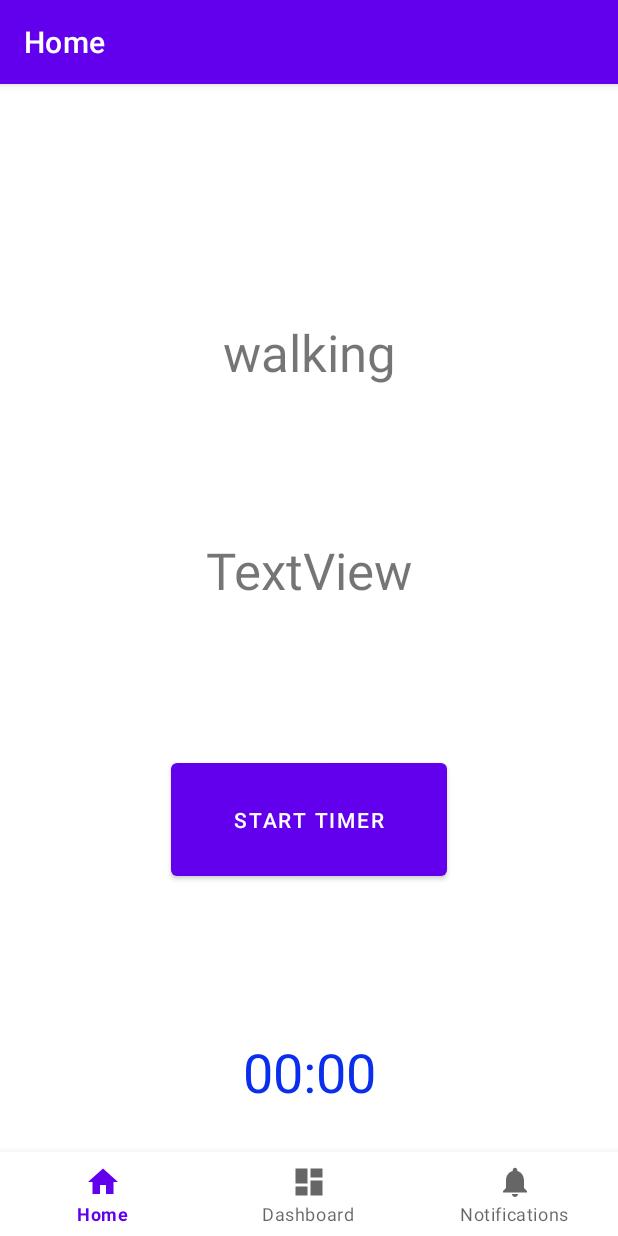
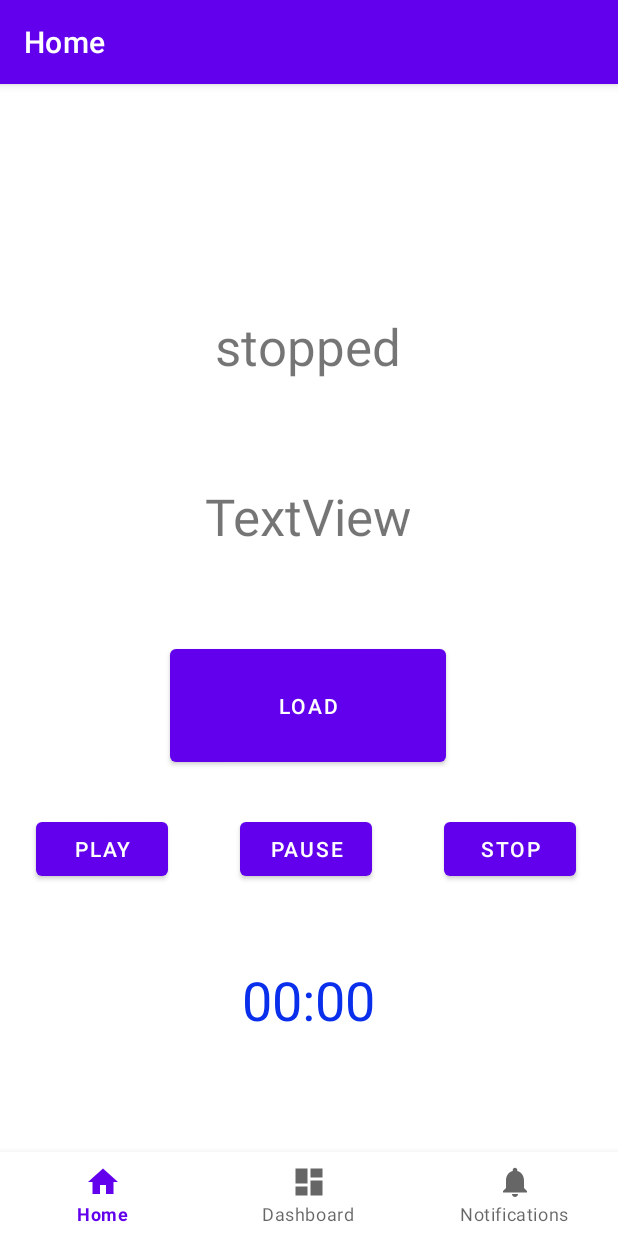
Before and after one commit to e-spinner/app, an Android app: the screen it shows after launch (MainActivity), on a phone screen of 412 x 824 dp. Run offline under Robolectric (Android 15) with nearby library versions, the phone set to English and light mode, and no system bars; our stand-ins replace navigation-ui; libraries missing offline, so code that uses them is left out: com.vmadalin.easypermissions; 1 statement that could not run was skipped.

Commit message:
state machine to control run / walk
according to the log messages all should be working, most functions remain to be implemented, but this should drive them when they are made.

```diff
--- a/app/src/main/java/com/se/app/ui/home/HomeFragment.kt
+++ b/app/src/main/java/com/se/app/ui/home/HomeFragment.kt
@@ -1,6 +1,7 @@
 package com.se.app.ui.home
 
 import android.Manifest.permission.ACCESS_FINE_LOCATION
+import android.Manifest.permission.BIND_INCALL_SERVICE
 import android.annotation.SuppressLint
 import android.os.Bundle
 import android.os.Looper
@@ -31,80 +32,159 @@ class HomeFragment : Fragment() {
 
     private var _binding: FragmentHomeBinding? = null
 
+    private lateinit var fLocationPC: FusedLocationProviderClient
+    private lateinit var cMeter: Chronometer
+
+    private lateinit var loadButton: Button
+    private lateinit var startButton: Button
+    private lateinit var pauseButton: Button
+    private lateinit var stopButton: Button
+
+    private lateinit var distanceDisplay: TextView
+    private lateinit var stateTV: TextView
+
+    private lateinit var tracker: Tracker
+    private lateinit var display: Display
     private lateinit var clock: Timer
 
-    private lateinit var fLocationPC: FusedLocationProviderClient
-    private lateinit var distanceDisplay: TextView
+    private lateinit var controller: Controller
 
-    private lateinit var runButton: Button
-    private lateinit var stateOutput: TextView
-    private lateinit var display: StateDisplay
 
     // This property is only valid between onCreateView and
     // onDestroyView.
     private val binding get() = _binding!!
 
-    override fun onCreateView(
-        inflater: LayoutInflater,
-        container: ViewGroup?,
-        savedInstanceState: Bundle?
-    ): View {
+    override fun onCreateView(inflater: LayoutInflater, container: ViewGroup?, savedInstanceState: Bundle?): View {
         val homeViewModel =
             ViewModelProvider(this)[HomeViewModel::class.java]
 
         _binding = FragmentHomeBinding.inflate(inflater, container, false)
         val root: View = binding.root
 
-        // Constructor for run / walk state display
-        stateOutput = binding.moveState
-        display = StateDisplay( stateOutput )
-        display.walk()
 
+        stateTV = binding.moveState
         distanceDisplay = binding.distanceDisplay
-        runButton = binding.runButton
-
-        // chronometer object that can act as a stopwatch or timer
-        // to switch call .setCountDown(boolean)
-        clock = Timer(binding.cMeter)
+        loadButton = binding.loadButton
+        startButton = binding.playButton
+        pauseButton = binding.pauseButton
+        stopButton = binding.stopButton
 
         // Google Play Location Service
         fLocationPC = LocationServices.getFusedLocationProviderClient(requireActivity())
         setupLocationChangeListener()
+        cMeter = binding.cMeter
 
+        // initialize custom classes
+        tracker = Tracker()
+        clock = Timer(cMeter)
+        display = Display(stateTV)
+        controller = Controller(tracker, clock, display)
 
-        // runButton onclick
-        runButton.setOnClickListener(object : View.OnClickListener {
-            var isWorking = false
-
-            override fun onClick(v: View) {
-                isWorking = if (!isWorking) {
-
-                    // set clock to countdown for 30 seconds
-                    clock.setTimer(30)
-                    // start clock
-                    clock.startTimer()
-
-                    display.run()
-                    true
-                } else {
-                    clock.stopTimer()
-
-                    display.walk()
-                    false
-                }
-
-                runButton.text = if (!isWorking) getString(R.string.start) else getString(R.string.stop)
-
-            }
-        })
-
+        loadButton.setOnClickListener { controller.load() }
+        startButton.setOnClickListener { controller.play() }
+        pauseButton.setOnClickListener { controller.pause() }
+        stopButton.setOnClickListener { controller.stop() }
 
         return root
     }
 
-    override fun onDestroyView() {
-        super.onDestroyView()
-        _binding = null
+    // ****************** //
+    // Main State Machine //
+    // ****************** //
+
+    private class Controller( var tracker: Tracker, var timer: Timer, var display: Display) {
+        var numCycles: Int = 0
+        var runTime: Long = 0
+        var walkTime: Long = 0
+        // true = run, false = walk
+        var action: Boolean = true
+        var playing: Boolean = false
+
+        init {
+            Log.d("controller", "init")
+            stop()
+
+            timer.clock.setOnChronometerTickListener {
+                val elapsedMillis = SystemClock.elapsedRealtime() - timer.clock.base
+
+                // DO NOT set to >= breaks everything
+                if (timer.baseTime + elapsedMillis > timer.baseTime) {
+                    // Timer has ended, run next action'
+                    timer.stop()
+
+                    Log.d("Controller", "timer finished")
+
+                    if (!action) {
+                        Log.d("Controller", "decrementing cycles")
+                        numCycles--
+                    }
+
+                    if (numCycles > 0) {
+                        Log.d("Controller", "starting next action")
+                        action = action.not()
+                        playing = false
+
+                        play()
+                    }
+                    else {
+                        Log.d("Controller", "Run has Finished")
+                    }
+                }
+            }
+        }
+        fun stop() {
+            Log.d("controller", "stopping")
+            timer.stop()
+            display.stop()
+            tracker.stop()
+            playing = false
+            saveData()
+        }
+        fun pause() {
+            Log.d("controller", "pausing")
+            timer.pause()
+            tracker.pause()
+            display.idle()
+        }
+        fun play() {
+            // run
+            if (action) {
+                if (!playing) {
+                    Log.d("controller", "setting timer for run")
+                    timer.setTimer(runTime)
+                    playing = true
+                }
+                Log.d("controller", "running")
+                display.run()
+                tracker.resume()
+                timer.start()
+            }
+            // walk
+            else {
+                if (!playing) {
+                    Log.d("controller", "setting timer for walk")
+                    timer.setTimer(walkTime)
+                    playing = true
+                }
+                Log.d("controller", "walking")
+                display.walk()
+                tracker.resume()
+                timer.start()
+            }
+        }
+        fun load( prefKey: String = "default" ) {
+            Log.d("controller", "loading data")
+            // currently hard coded, needs to be loading from pref, prefKey
+            numCycles = 2
+            walkTime = 5
+            runTime = 10
+
+            pause()
+        }
+        fun saveData() {
+            Log.d("controller", "saving Data")
+
+        }
     }
 
     // *********** //
@@ -113,41 +193,68 @@ class HomeFragment : Fragment() {
     private class Timer ( var clock: Chronometer ){
         private var running: Boolean = false
         private var pauseOffset: Long = 0
-        private var baseTime: Long = 0
+        var baseTime: Long = 0
 
         fun setTimer( seconds: Long ) {
+            Log.d("timer", "setting timer")
             baseTime = seconds * 1000
             pauseOffset = 0
         }
 
-        fun startTimer() {
+        fun start() {
             if (!running) {
+                Log.d("timer", "starting timer")
                 clock.isCountDown = true
-                clock.base = SystemClock.elapsedRealtime() - pauseOffset + baseTime
+                clock.base = SystemClock.elapsedRealtime() + baseTime - pauseOffset
                 clock.start()
                 running = true
             }
         }
 
-        fun pauseTimer() {
+        fun pause() {
+            Log.d("timer", "pausing timer")
             if (running) {
                 clock.stop()
-                pauseOffset = SystemClock.elapsedRealtime() - clock.base
+                pauseOffset = SystemClock.elapsedRealtime() - clock.base + baseTime
                 running = false
             }
         }
 
-        fun stopTimer() {
+        fun stop() {
+            Log.d("timer", "stopping timer")
             clock.base = SystemClock.elapsedRealtime()
             pauseOffset = 0
             clock.stop()
             running = false
         }
+
     }
 
     // ***************** //
     // Location Tracking //
     // ***************** //
+
+    private class Tracker() {
+        fun start() {
+        Log.d("tracker", "starting tracking")
+
+        }
+
+        fun resume() {
+            Log.d("tracker", "resuming tracking")
+
+        }
+
+        fun pause() {
+            Log.d("tracker", "pausing tracking")
+
+        }
+
+        fun stop() {
+            Log.d("tracker", "stopping tracking")
+
+        }
+    }
 
     // location callback
     private val locationCallback = object: LocationCallback() {
@@ -173,10 +280,10 @@ class HomeFragment : Fragment() {
             // right now this just fetches and prints the location every 5 seconds.
             // need to hook this into some kind of distance tracker, can use locationCallback elsewhere
 
-            val locationRequest = LocationRequest()
-            locationRequest.priority = LocationRequest.PRIORITY_HIGH_ACCURACY
-            locationRequest.interval = 5000 // 5000ms (5s)
-            fLocationPC.requestLocationUpdates(locationRequest, locationCallback, Looper.getMainLooper())
+//            val locationRequest = LocationRequest()
+//            locationRequest.priority = LocationRequest.PRIORITY_HIGH_ACCURACY
+//            locationRequest.interval = 5000 // 5000ms (5s)
+//            fLocationPC.requestLocationUpdates(locationRequest, locationCallback, Looper.getMainLooper())
         } else {
             // Do not have permissions, request them now
             EasyPermissions.requestPermissions(
@@ -191,15 +298,35 @@ class HomeFragment : Fragment() {
     // ************************ //
     // Run / Walk State Display //
     // ************************ //
-    private class StateDisplay( var output : TextView ) {
+    private class Display(var output : TextView ) {
 
+        // make better
         fun walk() {
+            Log.d("display", "walking")
             output.text = "walking"
         }
 
         fun run() {
+            Log.d("display", "running")
             output.text = "running"
         }
 
+        fun idle() {
+            Log.d("display", "idle")
+            output.text = "idle"
+
+        }
+
+        fun stop() {
+            Log.d("display", "stop")
+            output.text = "stopped"
+
+        }
+
+    }
+
+    override fun onDestroyView() {
+        super.onDestroyView()
+        _binding = null
     }
 }
--- a/app/src/main/res/layout/fragment_home.xml
+++ b/app/src/main/res/layout/fragment_home.xml
@@ -11,21 +11,23 @@
         android:id="@+id/c_meter"
         android:layout_width="wrap_content"
         android:layout_height="wrap_content"
-        android:layout_marginTop="100dp"
+        android:layout_marginTop="52dp"
         android:textAppearance="@style/TextAppearance.AppCompat.Large"
         android:textColor="#092FEC"
         android:textSize="36sp"
         app:layout_constraintEnd_toEndOf="parent"
+        app:layout_constraintHorizontal_bias="0.498"
         app:layout_constraintStart_toStartOf="parent"
-        app:layout_constraintTop_toBottomOf="@+id/run_button" />
+        app:layout_constraintTop_toBottomOf="@+id/pause_button" />
 
     <Button
-        android:id="@+id/run_button"
+        android:id="@+id/load_button"
         android:layout_width="184dp"
         android:layout_height="87dp"
-        android:layout_marginTop="100dp"
-        android:text="@string/start"
+        android:layout_marginTop="60dp"
+        android:text="load"
         app:layout_constraintEnd_toEndOf="parent"
+        app:layout_constraintHorizontal_bias="0.497"
         app:layout_constraintStart_toStartOf="parent"
         app:layout_constraintTop_toBottomOf="@+id/distance_display" />
 
@@ -33,10 +35,11 @@
         android:id="@+id/move_state"
         android:layout_width="wrap_content"
         android:layout_height="wrap_content"
-        android:layout_marginTop="100dp"
+        android:layout_marginTop="96dp"
         android:text="TextView"
         android:textSize="34sp"
         app:layout_constraintEnd_toEndOf="parent"
+        app:layout_constraintHorizontal_bias="0.498"
         app:layout_constraintStart_toStartOf="parent"
         app:layout_constraintTop_toTopOf="parent" />
 
@@ -44,11 +47,42 @@
         android:id="@+id/distance_display"
         android:layout_width="wrap_content"
         android:layout_height="wrap_content"
-        android:layout_marginTop="100dp"
+        android:layout_marginTop="68dp"
         android:text="TextView"
         android:textSize="34sp"
         app:layout_constraintEnd_toEndOf="parent"
+        app:layout_constraintHorizontal_bias="0.498"
         app:layout_constraintStart_toStartOf="parent"
         app:layout_constraintTop_toBottomOf="@+id/move_state" />
 
+    <Button
+        android:id="@+id/play_button"
+        android:layout_width="wrap_content"
+        android:layout_height="wrap_content"
+        android:layout_marginStart="24dp"
+        android:layout_marginTop="28dp"
+        android:text="play"
+        app:layout_constraintStart_toStartOf="parent"
+        app:layout_constraintTop_toBottomOf="@+id/load_button" />
+
+    <Button
+        android:id="@+id/pause_button"
+        android:layout_width="wrap_content"
+        android:layout_height="wrap_content"
+        android:layout_marginStart="48dp"
+        android:layout_marginTop="28dp"
+        android:text="pause"
+        app:layout_constraintStart_toEndOf="@+id/play_button"
+        app:layout_constraintTop_toBottomOf="@+id/load_button" />
+
+    <Button
+        android:id="@+id/stop_button"
+        android:layout_width="wrap_content"
+        android:layout_height="wrap_content"
+        android:layout_marginStart="48dp"
+        android:layout_marginTop="28dp"
+        android:text="stop"
+        app:layout_constraintStart_toEndOf="@+id/pause_button"
+        app:layout_constraintTop_toBottomOf="@+id/load_button" />
+
 </androidx.constraintlayout.widget.ConstraintLayout>
```
Also changed, not shown: 2 other files.
